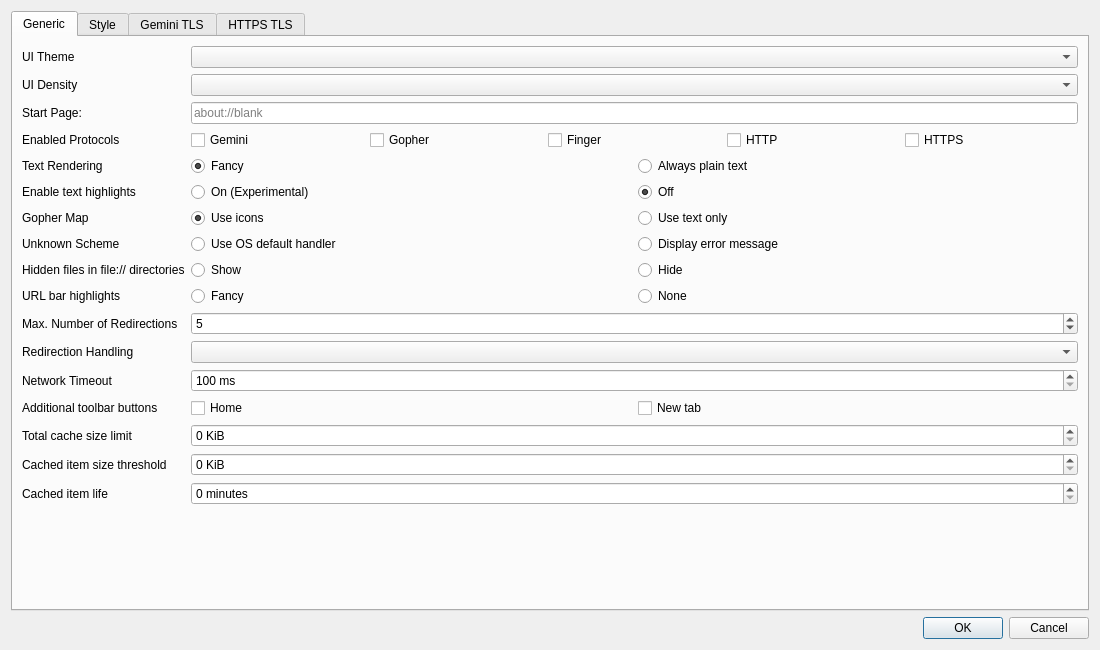
ikskuh/kristall, file src/dialogs/settingsdialog.ui: the form before one commit.
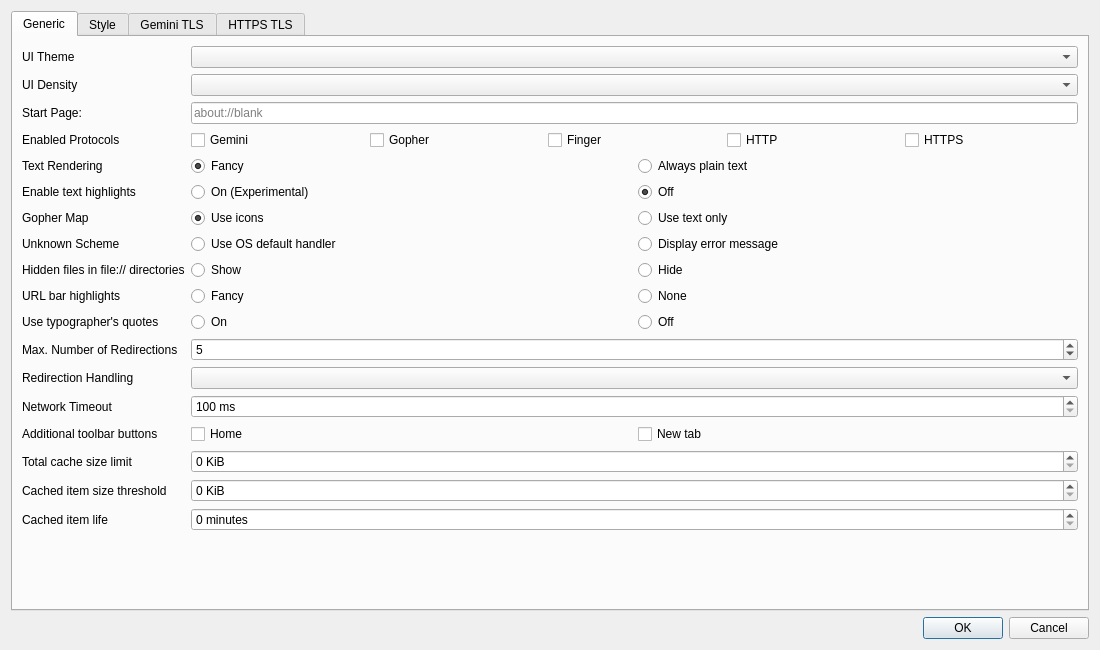
The form after the commit. Icons and pictures are not drawn. Custom widgets are drawn as their Qt base class.

Commit message:
add pref for typographer quotes
Also includes a fix for single-quotes on words like "'till"

The edit to the form file:
```diff
--- a/src/dialogs/settingsdialog.ui
+++ b/src/dialogs/settingsdialog.ui
@@ -314,37 +314,71 @@
         </layout>
        </item>
        <item row="10" column="0">
+        <widget class="QLabel" name="label_39">
+         <property name="text">
+          <string>Use typographer's quotes</string>
+         </property>
+         <property name="toolTip">
+          <string>Replace single and double quotes with curly typographer quotes.</string>
+         </property>
+        </widget>
+       </item>
+       <item row="10" column="1">
+        <layout class="QHBoxLayout" name="horizontalLayout_10">
+         <item>
+          <widget class="QRadioButton" name="fancyquotes_on">
+           <property name="text">
+            <string>On</string>
+           </property>
+           <attribute name="buttonGroup">
+            <string notr="true">quotesBtnGroup</string>
+           </attribute>
+          </widget>
+         </item>
+         <item>
+          <widget class="QRadioButton" name="fancyquotes_off">
+           <property name="text">
+            <string>Off</string>
+           </property>
+           <attribute name="buttonGroup">
+            <string notr="true">quotesBtnGroup</string>
+           </attribute>
+          </widget>
+         </item>
+        </layout>
+       </item>
+       <item row="11" column="0">
         <widget class="QLabel" name="label_26">
          <property name="text">
           <string>Max. Number of Redirections</string>
          </property>
         </widget>
        </item>
-       <item row="10" column="1">
+       <item row="11" column="1">
         <widget class="QSpinBox" name="max_redirects">
          <property name="value">
           <number>5</number>
          </property>
         </widget>
        </item>
-       <item row="11" column="0">
+       <item row="12" column="0">
         <widget class="QLabel" name="label_27">
          <property name="text">
           <string>Redirection Handling</string>
          </property>
         </widget>
        </item>
-       <item row="11" column="1">
+       <item row="12" column="1">
         <widget class="QComboBox" name="redirection_mode"/>
        </item>
-       <item row="12" column="0">
+       <item row="13" column="0">
         <widget class="QLabel" name="label_28">
          <property name="text">
           <string>Network Timeout</string>
          </property>
         </widget>
        </item>
-       <item row="12" column="1">
+       <item row="13" column="1">
         <widget class="QSpinBox" name="network_timeout">
          <property name="suffix">
           <string> ms</string>
@@ -357,14 +391,14 @@
          </property>
         </widget>
        </item>
-       <item row="13" column="0">
+       <item row="14" column="0">
         <widget class="QLabel" name="label_29">
          <property name="text">
           <string>Additional toolbar buttons</string>
          </property>
         </widget>
        </item>
-       <item row="13" column="1">
+       <item row="14" column="1">
         <layout class="QHBoxLayout" name="horizontalLayout_99">
          <item>
           <widget class="QCheckBox" name="enable_home_btn">
@@ -382,7 +416,7 @@
          </item>
         </layout>
        </item>
-       <item row="14" column="0">
+       <item row="15" column="0">
         <widget class="QLabel" name="label_30">
          <property name="text">
           <string>Total cache size limit</string>
@@ -392,7 +426,7 @@
          </property>
         </widget>
        </item>
-       <item row="14" column="1">
+       <item row="15" column="1">
         <widget class="QSpinBox" name="cache_limit">
          <property name="suffix">
           <string> KiB</string>
@@ -406,7 +440,7 @@
         </widget>
        </item>
 
-       <item row="15" column="0">
+       <item row="16" column="0">
         <widget class="QLabel" name="label_31">
          <property name="text">
           <string>Cached item size threshold</string>
@@ -416,7 +450,7 @@
          </property>
         </widget>
        </item>
-       <item row="15" column="1">
+       <item row="16" column="1">
         <widget class="QSpinBox" name="cache_threshold">
          <property name="suffix">
           <string> KiB</string>
@@ -430,7 +464,7 @@
         </widget>
        </item>
 
-       <item row="16" column="0">
+       <item row="17" column="0">
         <widget class="QLabel" name="label_31">
          <property name="text">
           <string>Cached item life</string>
@@ -440,7 +474,7 @@
          </property>
         </widget>
        </item>
-       <item row="16" column="1">
+       <item row="17" column="1">
         <widget class="QSpinBox" name="cache_life">
          <property name="suffix">
           <string> minutes</string>
```
Left out of the diff: 6 changed lines with no effect on the pictures. The commit also changes 5 other files.
